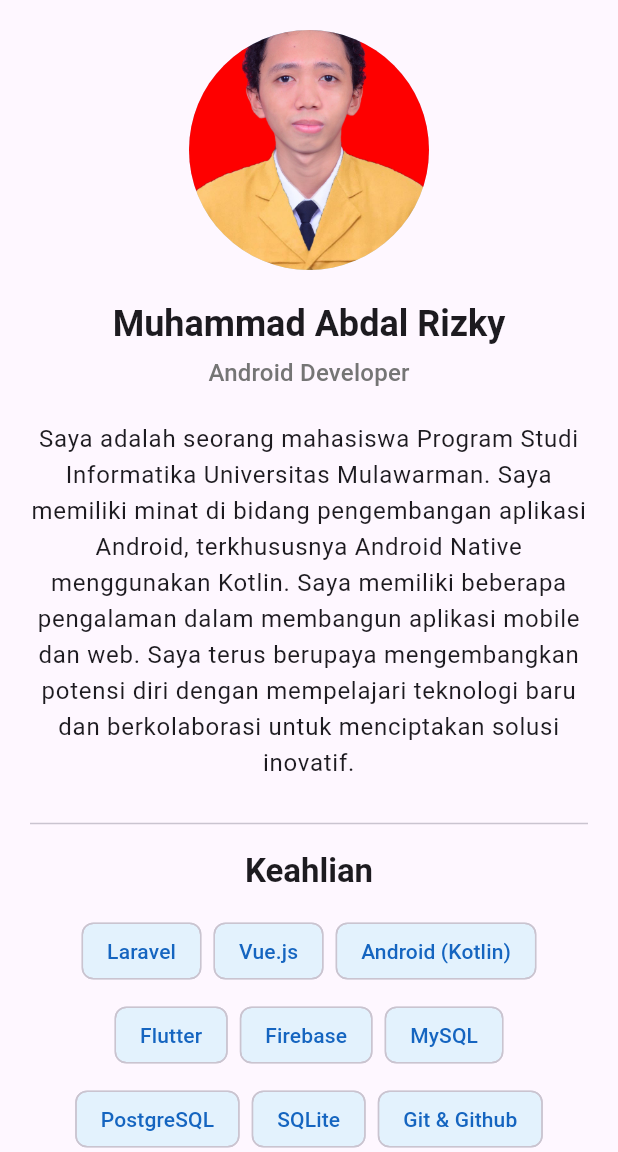
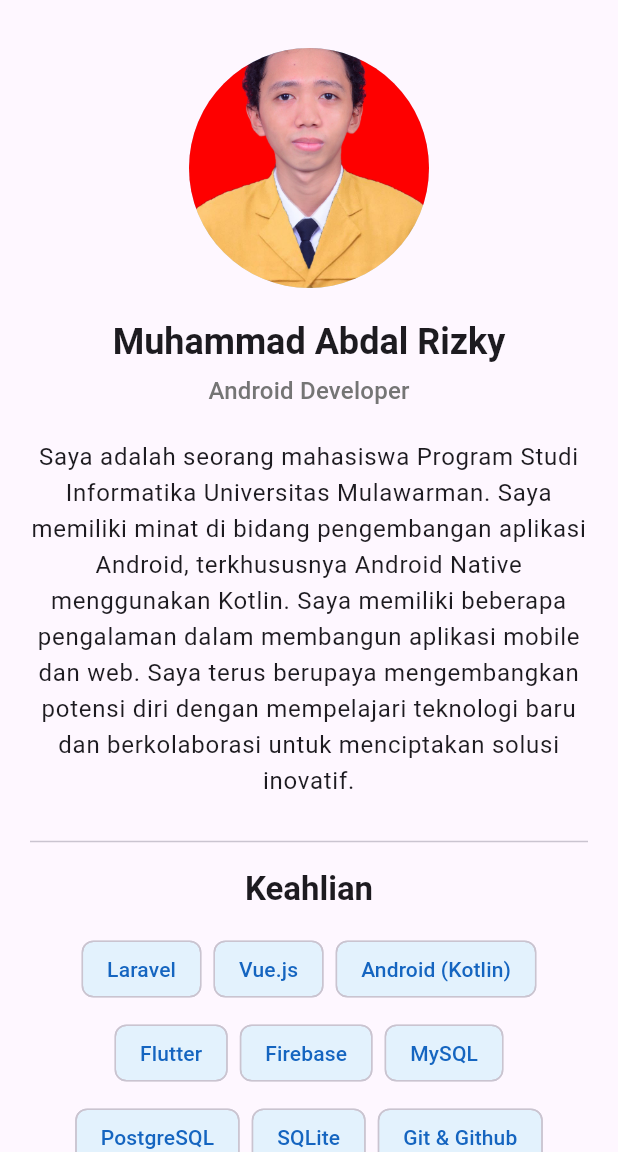
Before and after one commit to abdalrizky/profile-app-ppb, a Flutter app: the screen it shows after launch, on a phone screen of 412 x 824 dp, the part 84-1236 px from its top. Run offline on Flutter 3.47's test engine with Material 3 defaults, Android fonts, the phone set to English and light mode, and no system bars.

Commit message:
fix padding and margin

```diff
--- a/lib/profile_screen.dart
+++ b/lib/profile_screen.dart
@@ -51,7 +51,7 @@ class ProfileScreen extends StatelessWidget {
       ),
       body: SingleChildScrollView(
         child: Padding(
-          padding: const EdgeInsets.all(20.0),
+          padding: const EdgeInsets.symmetric(vertical: 32.0, horizontal: 20.0),
           child: Column(
             crossAxisAlignment: CrossAxisAlignment.center,
             children: <Widget>[
@@ -226,7 +226,7 @@ class ProfileScreen extends StatelessWidget {
   }) {
     return Card(
       elevation: 2.0,
-      margin: const EdgeInsets.symmetric(vertical: 8.0, horizontal: 8.0),
+      margin: const EdgeInsets.symmetric(vertical: 8.0, horizontal: 4.0),
       color: isSpecial ? Colors.blue[700] : Colors.white,
       child: ListTile(
         leading: leadingWidget,
```
